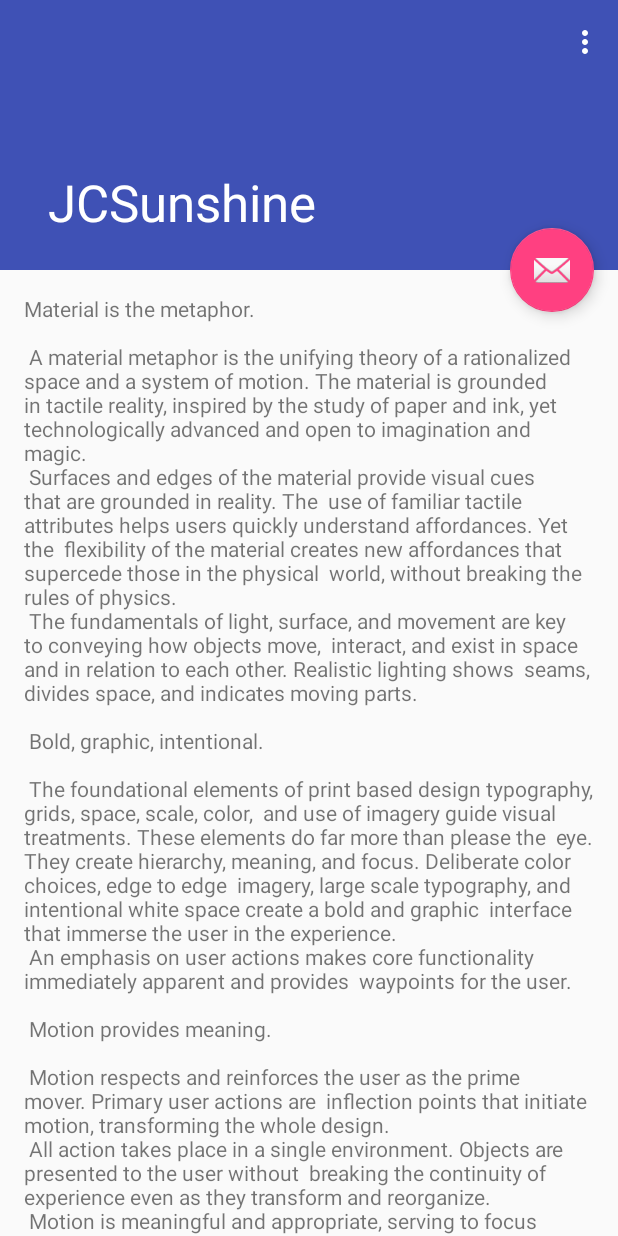
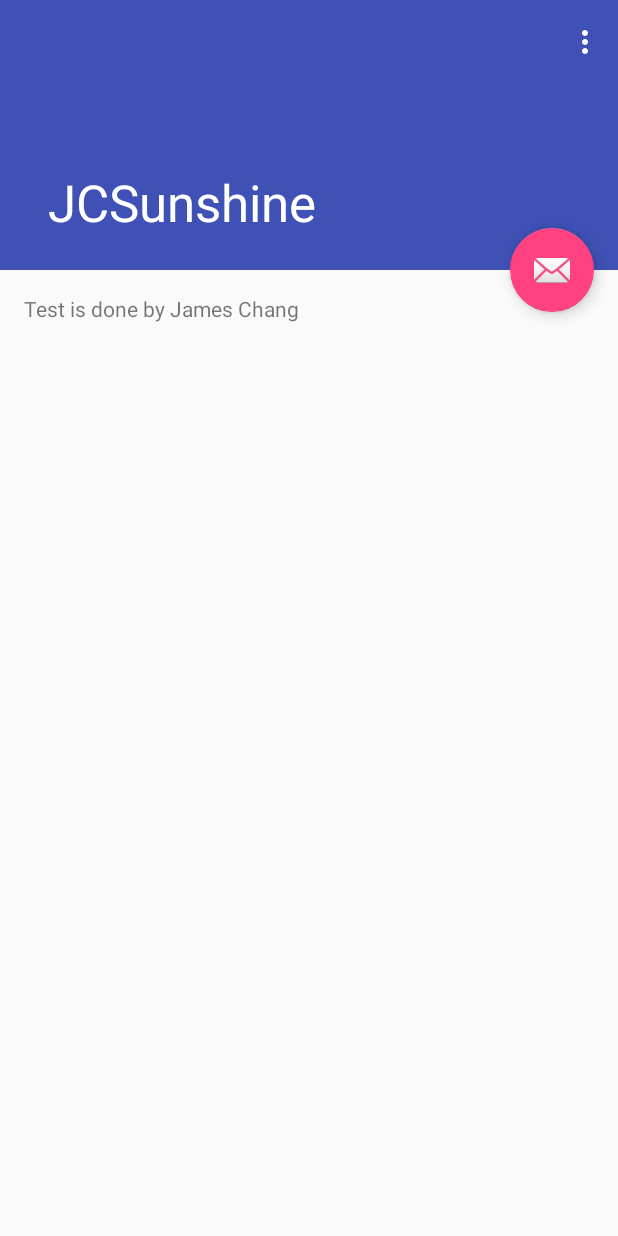
Before and after one commit to brutus1214/JCSunshine, an Android app: the screen it shows after launch (ScrollingActivity), on a phone screen of 412 x 824 dp. Run offline under Robolectric (Android 15) with nearby library versions, the phone set to English and light mode, and no system bars.

Commit message:
Still testing

```diff
--- a/app/src/main/res/values/strings.xml
+++ b/app/src/main/res/values/strings.xml
@@ -1,93 +1,7 @@
 <resources>
     <string name="app_name">JCSunshine</string>
     <string name="large_text">
-        "Material is the metaphor.\n\n"
-
-        "A material metaphor is the unifying theory of a rationalized space and a system of motion."
-        "The material is grounded in tactile reality, inspired by the study of paper and ink, yet "
-        "technologically advanced and open to imagination and magic.\n"
-        "Surfaces and edges of the material provide visual cues that are grounded in reality. The "
-        "use of familiar tactile attributes helps users quickly understand affordances. Yet the "
-        "flexibility of the material creates new affordances that supercede those in the physical "
-        "world, without breaking the rules of physics.\n"
-        "The fundamentals of light, surface, and movement are key to conveying how objects move, "
-        "interact, and exist in space and in relation to each other. Realistic lighting shows "
-        "seams, divides space, and indicates moving parts.\n\n"
-
-        "Bold, graphic, intentional.\n\n"
-
-        "The foundational elements of print based design typography, grids, space, scale, color, "
-        "and use of imagery guide visual treatments. These elements do far more than please the "
-        "eye. They create hierarchy, meaning, and focus. Deliberate color choices, edge to edge "
-        "imagery, large scale typography, and intentional white space create a bold and graphic "
-        "interface that immerse the user in the experience.\n"
-        "An emphasis on user actions makes core functionality immediately apparent and provides "
-        "waypoints for the user.\n\n"
-
-        "Motion provides meaning.\n\n"
-
-        "Motion respects and reinforces the user as the prime mover. Primary user actions are "
-        "inflection points that initiate motion, transforming the whole design.\n"
-        "All action takes place in a single environment. Objects are presented to the user without "
-        "breaking the continuity of experience even as they transform and reorganize.\n"
-        "Motion is meaningful and appropriate, serving to focus attention and maintain continuity. "
-        "Feedback is subtle yet clear. Transitions are efﬁcient yet coherent.\n\n"
-
-        "3D world.\n\n"
-
-        "The material environment is a 3D space, which means all objects have x, y, and z "
-        "dimensions. The z-axis is perpendicularly aligned to the plane of the display, with the "
-        "positive z-axis extending towards the viewer. Every sheet of material occupies a single "
-        "position along the z-axis and has a standard 1dp thickness.\n"
-        "On the web, the z-axis is used for layering and not for perspective. The 3D world is "
-        "emulated by manipulating the y-axis.\n\n"
-
-        "Light and shadow.\n\n"
-
-        "Within the material environment, virtual lights illuminate the scene. Key lights create "
-        "directional shadows, while ambient light creates soft shadows from all angles.\n"
-        "Shadows in the material environment are cast by these two light sources. In Android "
-        "development, shadows occur when light sources are blocked by sheets of material at "
-        "various positions along the z-axis. On the web, shadows are depicted by manipulating the "
-        "y-axis only. The following example shows the card with a height of 6dp.\n\n"
-
-        "Resting elevation.\n\n"
-
-        "All material objects, regardless of size, have a resting elevation, or default elevation "
-        "that does not change. If an object changes elevation, it should return to its resting "
-        "elevation as soon as possible.\n\n"
-
-        "Component elevations.\n\n"
-
-        "The resting elevation for a component type is consistent across apps (e.g., FAB elevation "
-        "does not vary from 6dp in one app to 16dp in another app).\n"
-        "Components may have different resting elevations across platforms, depending on the depth "
-        "of the environment (e.g., TV has a greater depth than mobile or desktop).\n\n"
-
-        "Responsive elevation and dynamic elevation offsets.\n\n"
-
-        "Some component types have responsive elevation, meaning they change elevation in response "
-        "to user input (e.g., normal, focused, and pressed) or system events. These elevation "
-        "changes are consistently implemented using dynamic elevation offsets.\n"
-        "Dynamic elevation offsets are the goal elevation that a component moves towards, relative "
-        "to the component’s resting state. They ensure that elevation changes are consistent "
-        "across actions and component types. For example, all components that lift on press have "
-        "the same elevation change relative to their resting elevation.\n"
-        "Once the input event is completed or cancelled, the component will return to its resting "
-        "elevation.\n\n"
-
-        "Avoiding elevation interference.\n\n"
-
-        "Components with responsive elevations may encounter other components as they move between "
-        "their resting elevations and dynamic elevation offsets. Because material cannot pass "
-        "through other material, components avoid interfering with one another any number of ways, "
-        "whether on a per component basis or using the entire app layout.\n"
-        "On a component level, components can move or be removed before they cause interference. "
-        "For example, a floating action button (FAB) can disappear or move off screen before a "
-        "user picks up a card, or it can move if a snackbar appears.\n"
-        "On the layout level, design your app layout to minimize opportunities for interference. "
-        "For example, position the FAB to one side of stream of a cards so the FAB won’t interfere "
-        "when a user tries to pick up one of cards.\n\n"
+    Test is done by James Chang
     </string>
     <string name="action_settings">Settings</string>
 </resources>
```
